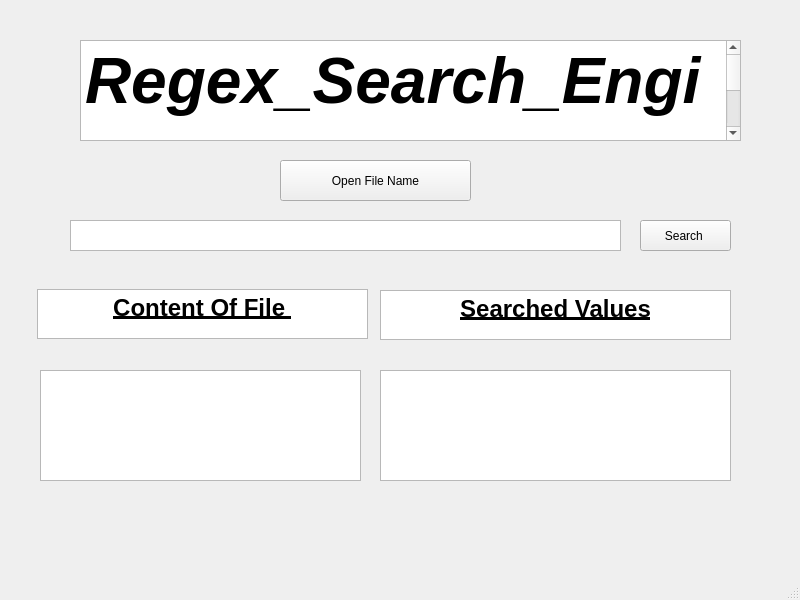
Qt form mainwindow.ui (zakwanalam/regex--search) before a commit.
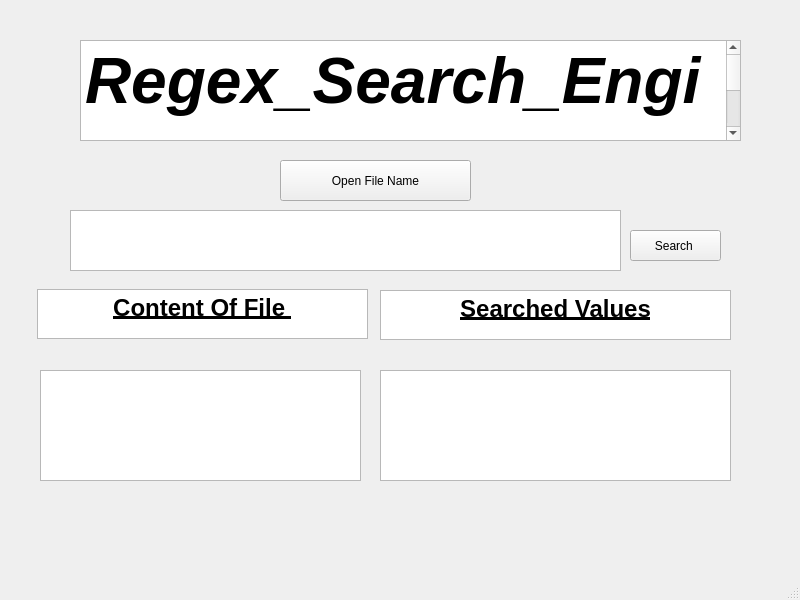
The same form after that commit.

Patch:
```diff
--- a/mainwindow.ui
+++ b/mainwindow.ui
@@ -92,8 +92,8 @@
    <widget class="QPushButton" name="pushButton_2">
     <property name="geometry">
      <rect>
-      <x>640</x>
-      <y>220</y>
+      <x>630</x>
+      <y>230</y>
       <width>91</width>
       <height>31</height>
      </rect>
@@ -106,9 +106,9 @@
     <property name="geometry">
      <rect>
       <x>70</x>
-      <y>220</y>
+      <y>210</y>
       <width>551</width>
-      <height>31</height>
+      <height>61</height>
      </rect>
     </property>
     <property name="inputMethodHints">
```
